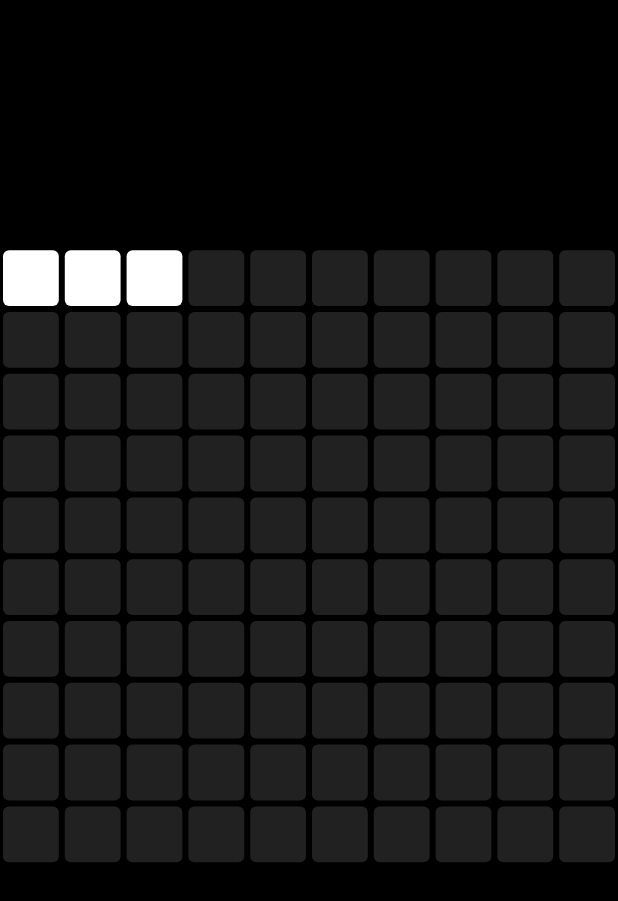
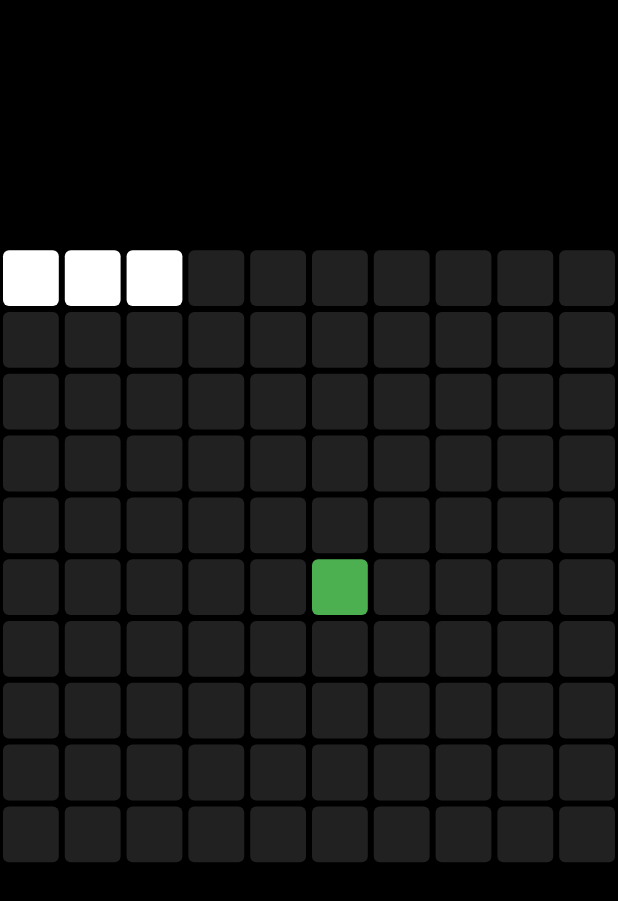
Before and after one commit to sam1rC/snake, a Flutter app: the screen it shows after launch, on a phone screen of 412 x 824 dp. Shown: the top 901 px of the screen. Run offline on Flutter 3.47's test engine with Material 2 defaults, Android fonts, the phone set to English and light mode, and no system bars.

Commit message:
add food pixel

```diff
--- /dev/null
+++ b/lib/food_pixel.dart
@@ -0,0 +1,18 @@
+import 'package:flutter/material.dart';
+
+class FoodPixel extends StatelessWidget {
+  const FoodPixel({super.key});
+
+  @override
+  Widget build(BuildContext context) {
+    return Padding(
+      padding: const EdgeInsets.all(2.0),
+      child: Container(
+        decoration: BoxDecoration(
+          color: Colors.green,
+          borderRadius: BorderRadius.circular(4),
+        ),
+      ),
+    );
+  }
+}
--- a/lib/home_page.dart
+++ b/lib/home_page.dart
@@ -1,5 +1,6 @@
 import 'package:flutter/material.dart';
 import 'package:snake/blank_pixel.dart';
+import 'package:snake/food_pixel.dart';
 import 'package:snake/snake_pixel.dart';
 
 class HomePage extends StatefulWidget {
@@ -15,6 +16,8 @@ class _HomePageState extends State<HomePage> {
   int totalNumberOfSquares = 100;
   //snake position
   List<int> snakePos = [0, 1, 2];
+  //food position
+  int foodPos = 55;
 
   @override
   Widget build(BuildContext context) {
@@ -38,8 +41,10 @@ class _HomePageState extends State<HomePage> {
               itemBuilder: (BuildContext context, int index) {
                 if (snakePos.contains(index)) {
                   return const SnakePixel();
+                } else if (foodPos == index) {
+                  return const FoodPixel();
                 } else {
-                  return BlankPixel();
+                  return const BlankPixel();
                 }
               },
             ),
```
